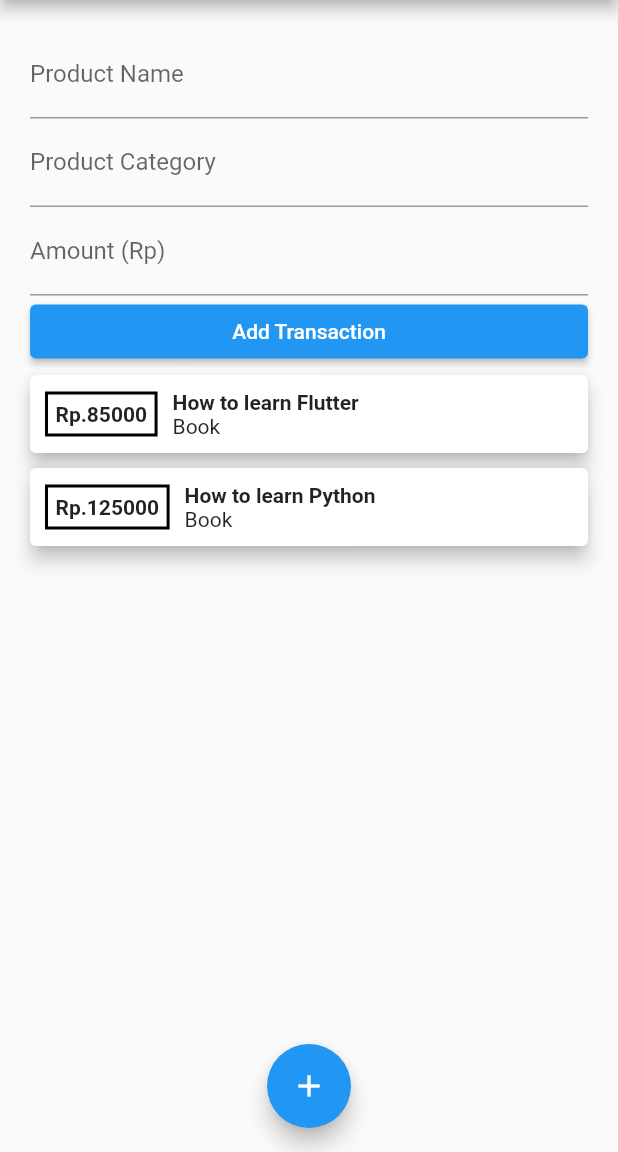
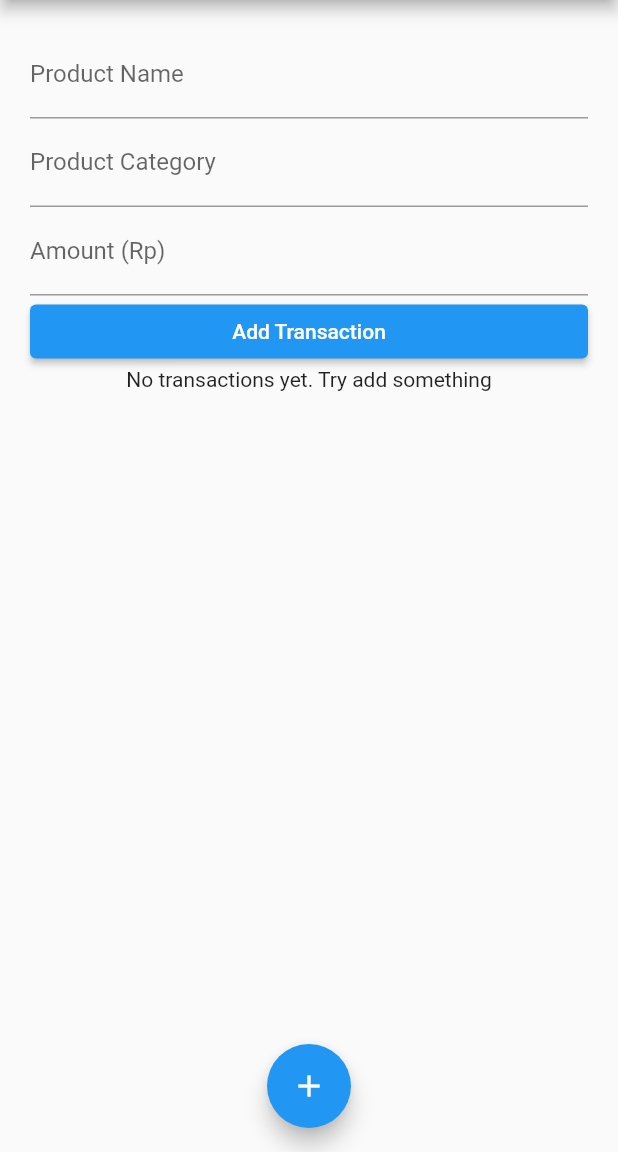
Before and after one commit to PhilipPurwoko/PersonalExpensesApp, a Flutter app: the screen it shows after launch, on a phone screen of 412 x 824 dp, the part 84-1236 px from its top. Run offline on Flutter 3.47's test engine with Material 2 defaults, Android fonts, the phone set to English and light mode, and no system bars.

Commit message:
:shopping_cart: Add transaction functionality with scrollable list

```diff
--- a/lib/main.dart
+++ b/lib/main.dart
@@ -1,6 +1,7 @@
 import 'package:flutter/material.dart';
 import './widgets/transactions/transactions_list.dart';
 import './widgets/form/transaction_form.dart';
+import './models/transaction.dart';
 
 void main() {
   runApp(App());
@@ -14,18 +15,21 @@ class App extends StatefulWidget {
 }
 
 class _ExpensesState extends State<App> {
-  final transactions = [
-    {
-      'name': 'How to learn Flutter',
-      'category': 'Book',
-      'amount': 85000,
-    },
-    {
-      'name': 'How to learn Python',
-      'category': 'Book',
-      'amount': 125000,
-    },
-  ];
+  final transactions = <Transaction>[];
+
+  void addTransaction(String id, String name, String category, int amount) {
+    final transaction = new Transaction(
+      id: id,
+      name: name,
+      category: category,
+      amount: amount,
+      date: DateTime.now(),
+    );
+
+    setState(() {
+      transactions.add(transaction);
+    });
+  }
 
   @override
   Widget build(BuildContext context) {
@@ -44,14 +48,16 @@ class _ExpensesState extends State<App> {
             ),
           ],
         ),
-        body: Container(
-          margin: EdgeInsets.all(20),
-          child: Column(
-            crossAxisAlignment: CrossAxisAlignment.start,
-            children: <Widget>[
-              TransactionForm(),
-              TransactionsList(transactions),
-            ],
+        body: SingleChildScrollView(
+          child: Container(
+            margin: EdgeInsets.fromLTRB(20, 20, 20, 0),
+            child: Column(
+              crossAxisAlignment: CrossAxisAlignment.start,
+              children: <Widget>[
+                TransactionForm(addTransaction),
+                TransactionsList(transactions)
+              ],
+            ),
           ),
         ),
         floatingActionButtonLocation: FloatingActionButtonLocation.centerFloat,
--- /dev/null
+++ b/lib/models/transaction.dart
@@ -0,0 +1,15 @@
+class Transaction {
+  final String id;
+  final String name;
+  final String category;
+  final int amount;
+  final DateTime date;
+
+  Transaction({
+    this.id,
+    this.name,
+    this.category,
+    this.amount,
+    this.date,
+  });
+}
--- a/lib/widgets/form/transaction_form.dart
+++ b/lib/widgets/form/transaction_form.dart
@@ -1,23 +1,45 @@
 import 'package:flutter/material.dart';
 
 class TransactionForm extends StatelessWidget {
+  final Function addTransaction;
+
+  TransactionForm(this.addTransaction);
+
   @override
   Widget build(BuildContext context) {
+    String name;
+    String category;
+    String amount;
+
     return Column(
       children: <Widget>[
         TextField(
+          controller: TextEditingController(),
           decoration: InputDecoration(labelText: 'Product Name'),
+          onChanged: (value){
+            name = value;
+          },
         ),
         TextField(
+          controller: TextEditingController(),
           decoration: InputDecoration(labelText: 'Product Category'),
+          onChanged: (value){
+            category = value;
+          },
         ),
         TextField(
+          controller: TextEditingController(),
           decoration: InputDecoration(labelText: 'Amount (Rp)'),
+          onChanged: (value){
+            amount = value;
+          },
         ),
         Container(
           width: double.infinity,
           child: ElevatedButton(
-            onPressed: () {},
+            onPressed: () {
+              addTransaction(DateTime.now().toString(), name, category, int.parse(amount));
+            },
             child: Text('Add Transaction'),
           ),
         ),
--- a/lib/widgets/transactions/transactions_list.dart
+++ b/lib/widgets/transactions/transactions_list.dart
@@ -1,21 +1,31 @@
 import 'package:flutter/material.dart';
+import 'package:personalexpenses/models/transaction.dart';
 import './transaction_card.dart';
 
 class TransactionsList extends StatelessWidget {
-  final List<Map<String, Object>> transactions;
+  final List<Transaction> transactions;
 
   TransactionsList(this.transactions);
 
   @override
   Widget build(BuildContext context) {
-    return Column(
-      children: transactions.map((transaction) {
-        return TransactionCard(
-          name: transaction['name'],
-          category: transaction['category'],
-          amount: transaction['amount'],
-        );
-      }).toList(),
-    );
+    return transactions.length > 0
+        ? Container(
+            height: 300,
+            child: ListView.builder(
+              itemCount: transactions.length,
+              itemBuilder: (ctx, index) {
+                return TransactionCard(
+                  name: transactions[index].name,
+                  category: transactions[index].category,
+                  amount: transactions[index].amount,
+                  date: transactions[index].date,
+                );
+              },
+            ),
+          )
+        : Center(
+            child: Text('No transactions yet. Try add something'),
+          );
   }
 }
--- a/pubspec.yaml
+++ b/pubspec.yaml
@@ -23,6 +23,7 @@ environment:
 dependencies:
   flutter:
     sdk: flutter
+  intl: ^0.17.0
 
 
   # The following adds the Cupertino Icons font to your application.
```
Also changed, not shown: lib/widgets/transactions/transaction_card.dart (+21 -3 lines), pubspec.lock.
